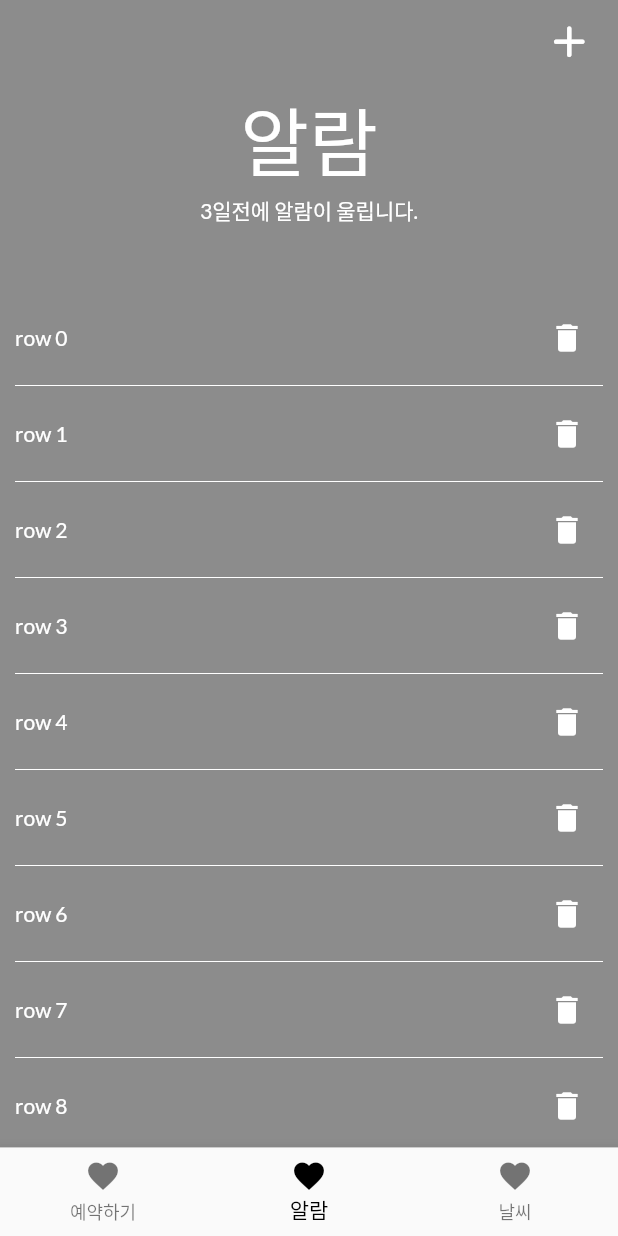
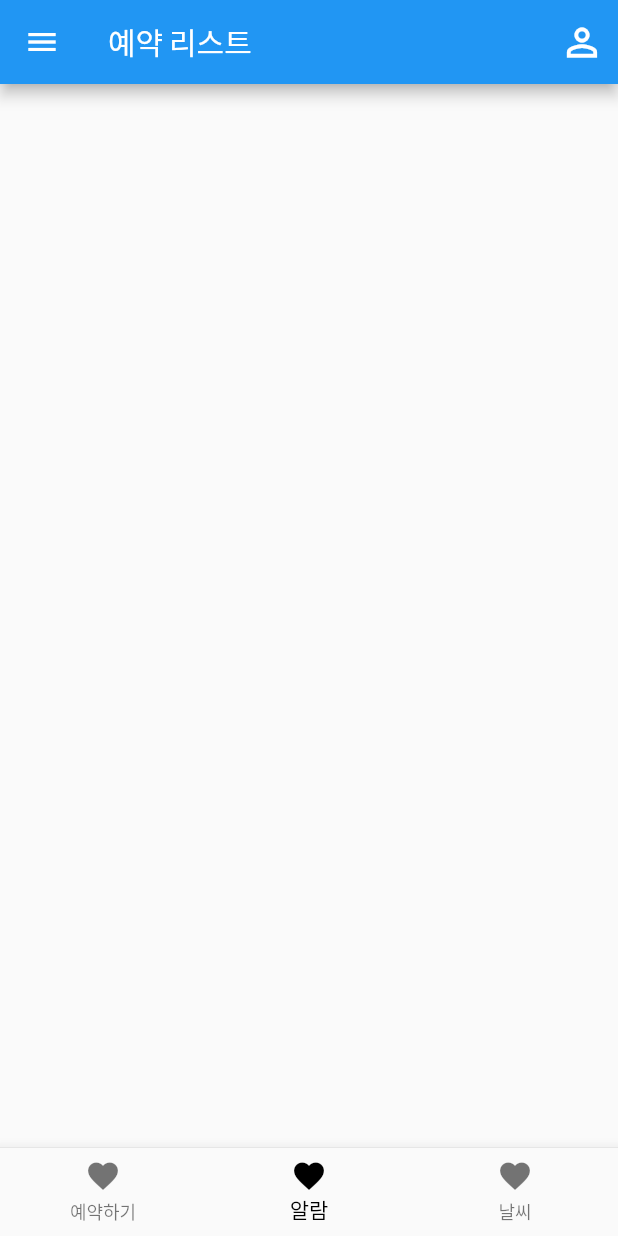
Before and after one commit to ryoush95/sportchu, a Flutter app: the Bottomnavigation screen opened directly, item 2 of the bottom bar chosen, on a phone screen of 412 x 824 dp. Run offline on Flutter 3.47's test engine with Material 2 defaults, Android fonts, the phone set to English and light mode, and no system bars; our stand-ins replace chips_choice_null_safety, cloud_firestore, firebase_auth, firebase_core, flutter_datetime_picker, flutter_svg and 7 more; missing offline and left inert: loading_animations; accounts and stored records are empty.

Commit message:
예약 히스토리

```diff
--- a/lib/data/mylocation.dart
+++ b/lib/data/mylocation.dart
@@ -15,7 +15,7 @@ class Mylocation {
         lon = position.longitude;
 
       } catch (e) {
-        print('internet not connect');
+        print(e);
       }
     } else {
       try {
--- a/lib/main.dart
+++ b/lib/main.dart
@@ -14,10 +14,8 @@ class MyApp extends StatelessWidget {
 
   @override
   Widget build(BuildContext context) {
-    String scity = '';
     return GetMaterialApp(
       title: 'weatherapp',
-      // home: Loading(scity),
       home: Bottomnavigation(),
       debugShowCheckedModeBanner: false,
     );
--- a/lib/screen/BottomNavi.dart
+++ b/lib/screen/BottomNavi.dart
@@ -1,8 +1,10 @@
 import 'package:flutter/material.dart';
+import 'package:sportchu/screen/test.dart';
 
 import 'Alarms.dart';
 import 'Ground.dart';
 import 'Loading.dart';
+import 'yeyakHistory.dart';
 
 class Bottomnavigation extends StatefulWidget {
   const Bottomnavigation({Key? key}) : super(key: key);
@@ -13,10 +15,25 @@ class Bottomnavigation extends StatefulWidget {
 
 class _BottomnavigationState extends State<Bottomnavigation> {
   int _selectedIndex = 0;
+  DateTime pre_backpress = DateTime.now();
 
   @override
   Widget build(BuildContext context) {
-    return Scaffold(
+    return WillPopScope(
+      onWillPop: () async{
+        final timegap = DateTime.now().difference(pre_backpress);
+        final cantExit = timegap >= Duration(seconds: 2);
+        pre_backpress = DateTime.now();
+        if(cantExit){
+          //show snackbar
+          final snack = SnackBar(content: Text('Press Back button again to Exit'),duration: Duration(seconds: 2),);
+          ScaffoldMessenger.of(context).showSnackBar(snack);
+          return false;
+        }else{
+          return true;
+        }
+      },
+      child: Scaffold(
         backgroundColor: Colors.black26,
         bottomNavigationBar: BottomNavigationBar(
           type: BottomNavigationBarType.fixed,
@@ -36,12 +53,13 @@ class _BottomnavigationState extends State<Bottomnavigation> {
             child: widgetoption.elementAt(_selectedIndex),
           ),
         ),
+      ),
     );
   }
 
   List widgetoption = [
     ground(),
-    Alarm(),
+    yeyakHistory(),
     Loading(""),
   ];
 }
--- a/lib/screen/Loading.dart
+++ b/lib/screen/Loading.dart
@@ -1,4 +1,5 @@
 import 'package:flutter/material.dart';
+import 'package:geolocator/geolocator.dart';
 import 'package:sportchu/data/mylocation.dart';
 import 'package:sportchu/data/network.dart';
 import 'package:sportchu/screen/weather.dart';
@@ -22,6 +23,7 @@ class _LoadingState extends State<Loading> {
   late double lat2;
   late double lon2;
   final scaffoldKey = GlobalKey<ScaffoldState>();
+  LocationPermission? permission;
 
   initState() {
     super.initState();
@@ -30,6 +32,7 @@ class _LoadingState extends State<Loading> {
 
   void getLocation(String scity) async {
     Mylocation mylocation = Mylocation();
+    permission = await Geolocator.requestPermission();
     await mylocation.getLocation(scity);
     if (mylocation.lat == null && mylocation.lon == null) {
       //스낵바 출력하기
--- /dev/null
+++ b/lib/screen/yeyakHistory.dart
@@ -0,0 +1,148 @@
+import 'dart:async';
+
+import 'package:cloud_firestore/cloud_firestore.dart';
+import 'package:firebase_auth/firebase_auth.dart';
+import 'package:flutter/material.dart';
+import 'package:get/get.dart';
+import 'package:google_fonts/google_fonts.dart';
+
+import 'login.dart';
+
+class yeyakHistory extends StatefulWidget {
+  const yeyakHistory({Key? key}) : super(key: key);
+
+  @override
+  _yeyakHistoryState createState() => _yeyakHistoryState();
+}
+
+class _yeyakHistoryState extends State<yeyakHistory> {
+  final User? currentUser = FirebaseAuth.instance.currentUser;
+  StreamController<String> streamController = StreamController<String>();
+  StreamController<List<String>> streamController2 = StreamController<List<String>>();
+  CollectionReference firestore =
+  FirebaseFirestore.instance.collection('category');
+  bool logvisible = true;
+  String uid = '111';
+  var data;
+  List<String> groundlist = [], datelist = [];
+
+  Future<void> yeyaklist() async {
+    data = await FirebaseFirestore.instance
+        .collection('yeyaklist')
+        .doc(uid)
+        .collection(uid)
+        .where('yeyak', isEqualTo: currentUser!.uid)
+        .get()
+        .then((QuerySnapshot querySnapshot) {
+      querySnapshot.docs.forEach((element) {
+        groundlist.add(element['ground']);
+        datelist.add(element['date']);
+        print(groundlist);
+      });
+      streamController2.add(groundlist);
+    });
+  }
+
+  @override
+  void initState() {
+    // TODO: implement initState
+    super.initState();
+    Future.delayed(const Duration(seconds: 1), () {
+      if (currentUser == null) {
+        Get.dialog(AlertDialog(
+          title: Text('login'),
+          actions: [
+            TextButton(
+              onPressed: () {
+                Get.back();
+              },
+              child: Text('cancel'),
+            ),
+            TextButton(
+                onPressed: () {
+                  Get.back();
+                  Get.to(login());
+                },
+                child: Text('ok'))
+          ],
+        ));
+      } else {
+        uid = currentUser!.uid;
+        streamController.add(currentUser!.uid);
+        yeyaklist();
+      }
+    });
+  }
+
+  @override
+  Widget build(BuildContext context) {
+    return Scaffold(
+      appBar: AppBar(
+        title: Text(
+          '예약 리스트',
+          style: GoogleFonts.lato(),
+        ),
+        leading: IconButton(
+          onPressed: () {},
+          icon: Icon(Icons.menu),
+        ),
+        actions: [
+          IconButton(
+              onPressed: () {
+                Get.to(login());
+              },
+              icon: Icon(
+                Icons.perm_identity,
+                size: 30,
+              )),
+        ],
+      ),
+      body: SafeArea(
+        child: Container(
+          child: Column(
+            children: [
+              StreamBuilder(
+                stream: streamController.stream,
+                builder: (context, AsyncSnapshot<String> snapshot) {
+                  if (snapshot.hasError) Text('Error');
+
+                  if (snapshot.hasData) {
+
+                    return StreamBuilder<List<String>>(
+                        stream: streamController2.stream,
+                        builder: (context, snapshot2) {
+                          if(snapshot2.hasData){
+                            return Expanded(
+                              child: ListView.builder(
+                                itemCount: snapshot2.data!.length,
+                                itemBuilder: (context, int index) {
+                                  return GestureDetector(
+                                    onTap: () {},
+                                    child: Container(
+                                      child: Column(children: [
+                                        // Text(uid),
+                                        Text("${groundlist[index]}"),
+                                        Text('${datelist[index]}')
+                                      ]),
+                                    ),
+                                  );
+                                },
+                              ),
+                            );
+                          }else {
+                            return Center(child: CircularProgressIndicator());
+                          }
+                        }
+                    );
+                  } else {
+                    return Center(child: CircularProgressIndicator());
+                  }
+                },
+              )
+            ],
+          ),
+        ),
+      ),
+    );
+  }
+}
--- a/pubspec.yaml
+++ b/pubspec.yaml
@@ -45,9 +45,12 @@ dependencies:
   loading_animations: ^2.2.0
   flutter_datetime_picker: ^1.5.1
   chips_choice_null_safety: ^2.0.4
+
   firebase_core: ^1.11.0
   cloud_firestore: ^3.1.6
   firebase_auth: ^3.3.0
+#  firebase_messaging: ^11.2.5
+
   google_sign_in: ^5.2.1
 #  flutter_facebook_auth: ^3.5.6+3
   syncfusion_flutter_datepicker: ^19.3.57
```
Also changed, not shown: lib/screen/Ground.dart (+7 -7 lines), lib/screen/login.dart (+5 -5 lines), lib/screen/yeyakCheck.dart (+18 -7 lines), lib/data/gsignup.dart (renamed from lib/screen/gsignup.dart), 3 other files. Lines whose indentation alone changed are shown as unchanged.
